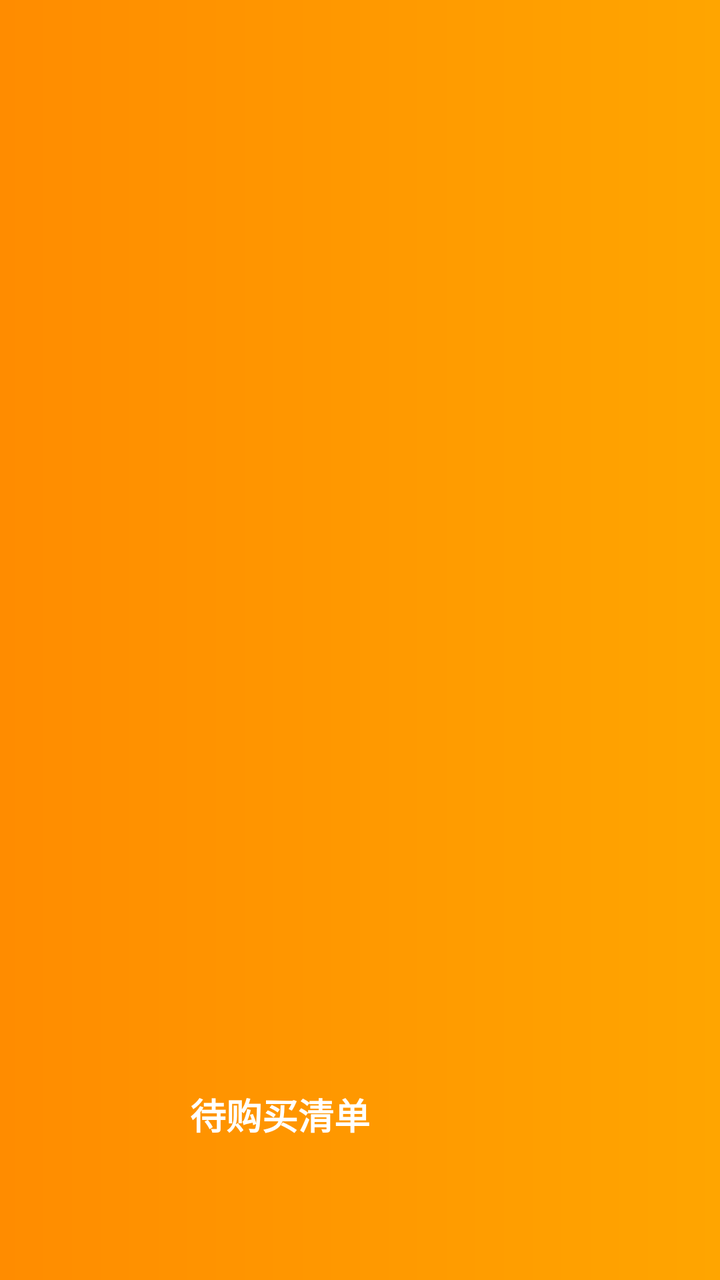
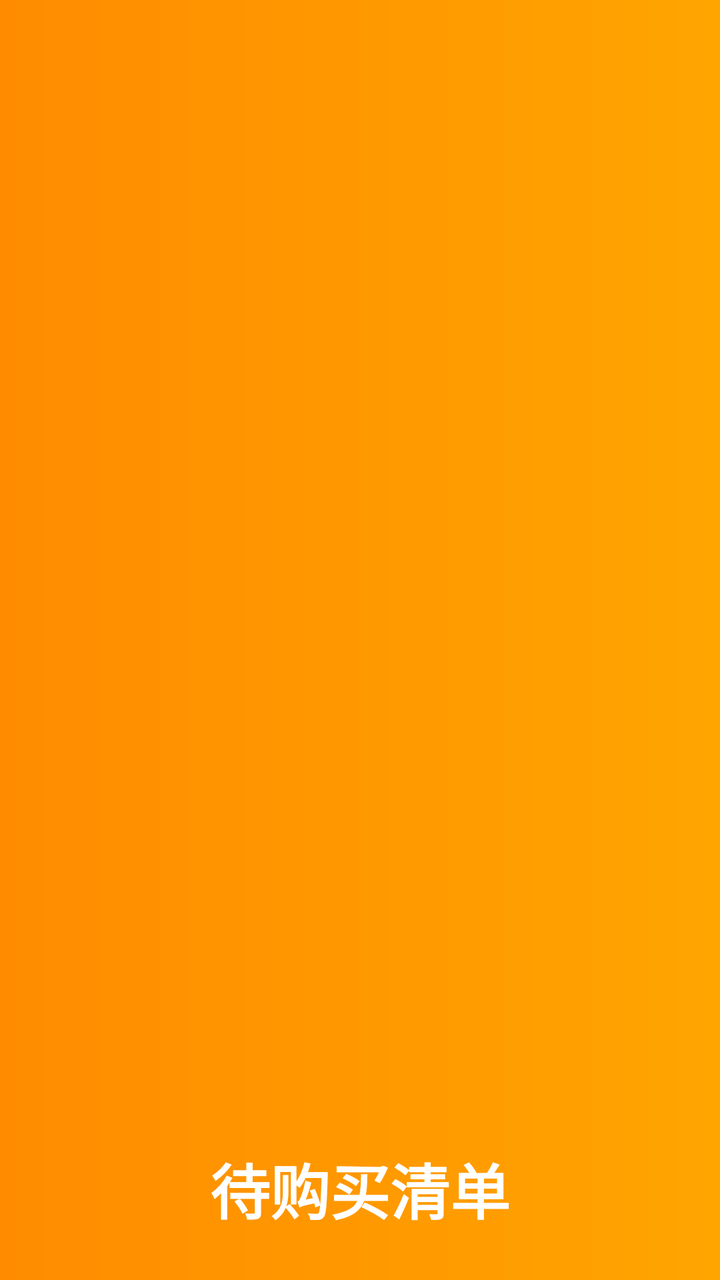

Compare the two renders of this Android layout. The source of the first and the diff that turns it into the second are given below.
<!-- AndroidManifest.xml: application theme Theme.Kitchenmanager -->
<!-- res/layout/nav_header.xml -->
<?xml version="1.0" encoding="utf-8"?>
<LinearLayout xmlns:android="http://schemas.android.com/apk/res/android"
    android:layout_width="match_parent"
    android:layout_height="200dp"
    android:background="@drawable/bg_nav_header"
    android:gravity="bottom"
    android:orientation="vertical"
    android:padding="24dp">


    <TextView
        android:id="@+id/tv_user_name"
        android:layout_width="170dp"
        android:layout_height="72dp"
        android:layout_gravity="center_horizontal"
        android:layout_marginTop="16dp"
        android:text="待购买清单"
        android:textColor="#FFFFFF"
        android:textSize="18sp"
        android:textStyle="bold" />

</LinearLayout>
<!-- resources referenced by this layout -->
<resources>
  <!-- drawable bg_nav_header (drawable) -->
  <?xml version="1.0" encoding="utf-8"?>
  <shape xmlns:android="http://schemas.android.com/apk/res/android"
      android:shape="rectangle">
      <gradient
          android:startColor="#FF8C00"
          android:endColor="#FFA500"
          android:type="linear" />
  </shape>
  <style name="Theme.Kitchenmanager" parent="Base.Theme.Kitchenmanager" />
  <style name="Base.Theme.Kitchenmanager" parent="Theme.MaterialComponents.DayNight.NoActionBar.Bridge">
          
          
      </style>
</resources>

<!-- the commit's change to res/layout/nav_header.xml (unified diff, before → after) -->
@@ -1,7 +1,7 @@
 <?xml version="1.0" encoding="utf-8"?>
 <LinearLayout xmlns:android="http://schemas.android.com/apk/res/android"
     android:layout_width="match_parent"
-    android:layout_height="200dp"
+    android:layout_height="100dp"
     android:background="@drawable/bg_nav_header"
     android:gravity="bottom"
     android:orientation="vertical"
@@ -9,14 +9,12 @@
 
 
     <TextView
-        android:id="@+id/tv_user_name"
-        android:layout_width="170dp"
-        android:layout_height="72dp"
-        android:layout_gravity="center_horizontal"
-        android:layout_marginTop="16dp"
+        android:id="@+id/textView"
+        android:layout_width="match_parent"
+        android:layout_height="wrap_content"
         android:text="待购买清单"
         android:textColor="#FFFFFF"
-        android:textSize="18sp"
-        android:textStyle="bold" />
-
+        android:textSize="30dp"
+        android:textStyle="bold"
+        android:gravity="center"/>
 </LinearLayout>
